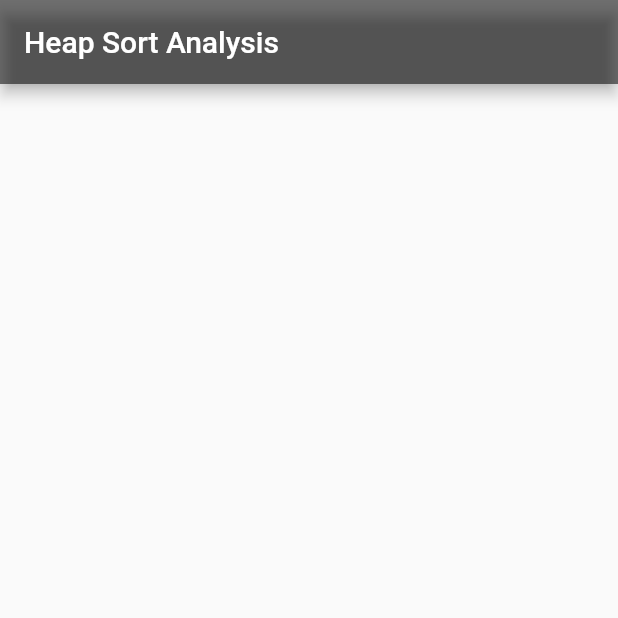
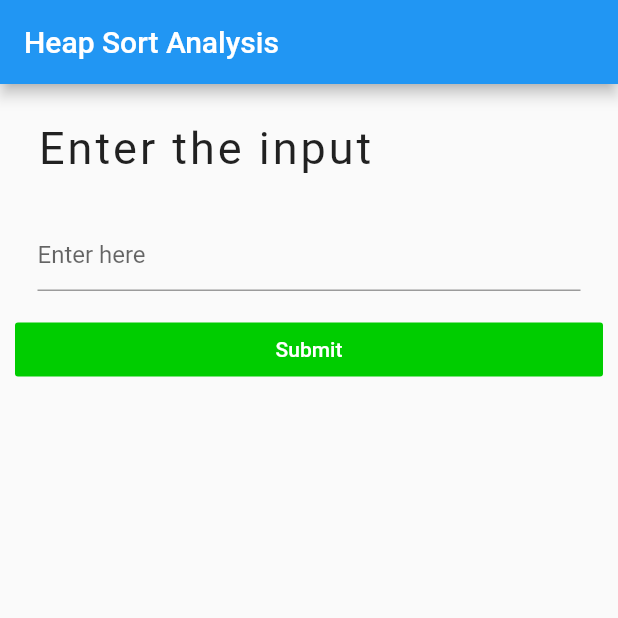
Before and after one commit to Ninad10code/HeapSort-Analysis, a Flutter app: the screen it shows after launch, on a phone screen of 412 x 824 dp, the top half of it. Run offline on Flutter 3.47's test engine with Material 2 defaults, Android fonts, the phone set to English and light mode, and no system bars.

Commit message:
Home page template created

```diff
--- a/lib/myHomePage.dart
+++ b/lib/myHomePage.dart
@@ -1,3 +1,4 @@
+import 'package:flutter/cupertino.dart';
 import 'package:flutter/material.dart';
 
 class MyHomePage extends StatefulWidget {
@@ -6,14 +7,71 @@ class MyHomePage extends StatefulWidget {
 }
 
 class _MyHomePageState extends State<MyHomePage> {
-
+  String input;
 
   @override
   Widget build(BuildContext context) {
     return Scaffold(
       appBar: AppBar(
         title: Text('Heap Sort Analysis'),
-        backgroundColor: Colors.black54,
+        backgroundColor: Colors.blue,
+      ),
+      body: Container(
+        margin: EdgeInsets.all(10.0),
+        child: Column(
+//          mainAxisAlignment: MainAxisAlignment.center,
+          crossAxisAlignment: CrossAxisAlignment.stretch,
+          children: <Widget>[
+            Container(
+              margin: EdgeInsets.all(5.0),
+              padding: EdgeInsets.all(10.0),
+
+//              color: Colors.purple,
+              child: Text(
+                  'Enter the input',
+                  style: TextStyle(
+                    fontSize: 30.0,
+                    letterSpacing: 2.0,
+
+                  ),
+              ),
+            ),
+            Container(
+              margin: EdgeInsets.all(5.0),
+              padding: EdgeInsets.all(10.0),
+//              color: Colors.purple,
+
+              child: TextFormField(
+                decoration: InputDecoration(
+//                    labelText: 'Enter your username',
+                hintText: 'Enter here',
+                  focusColor: Colors.amber,
+
+
+                ),
+                onChanged: (String value){
+                  input=value;
+                },
+              ),
+
+
+            ),
+            Container(
+              child: FlatButton(
+                onPressed: (){
+                  print('button is clicked');
+                },
+                child: Text(
+                    'Submit',
+                  style: TextStyle(
+                    color: Colors.white,
+                  ),
+                ),
+                color: Color(0XFF00cd00),
+              )
+            ),
+          ],
+        ),
       ),
     );
   }
```
Also changed, not shown: lib/buildHeap.dart (added).
